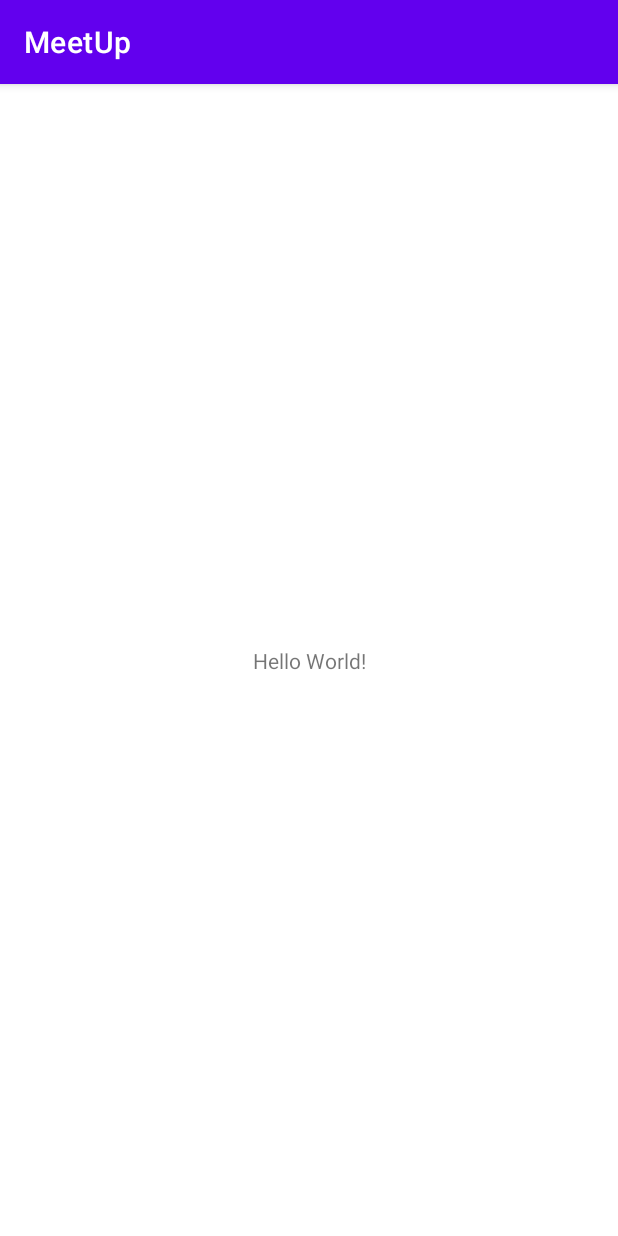
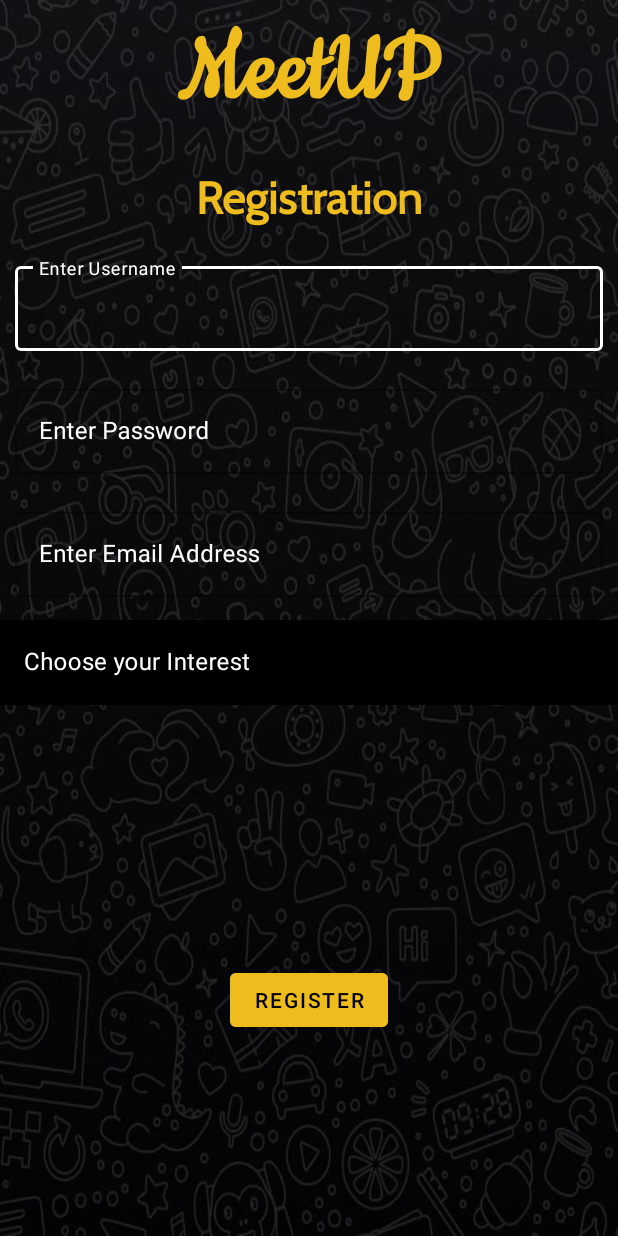
Before and after one commit to Narendra27001/MeetUp, an Android app: the screen it shows after launch (MainActivity before the commit, RegisterActivity after it), on a phone screen of 412 x 824 dp. Run offline under Robolectric (Android 15) with nearby library versions, the phone set to English and light mode, and no system bars; our stand-ins replace Firebase (no records; nobody signed in at launch, a user with empty details on screens opened directly).

Commit message:
Created Register Activity

```diff
--- a/app/build.gradle
+++ b/app/build.gradle
@@ -36,7 +36,9 @@ dependencies {
     implementation 'com.google.android.material:material:1.4.0'
     implementation 'androidx.constraintlayout:constraintlayout:2.0.4'
     implementation 'com.google.firebase:firebase-analytics'
+    implementation 'com.google.firebase:firebase-auth'
     implementation platform('com.google.firebase:firebase-bom:28.4.0')
+    implementation 'com.google.firebase:firebase-database:19.2.1'
     testImplementation 'junit:junit:4.+'
     androidTestImplementation 'androidx.test.ext:junit:1.1.3'
     androidTestImplementation 'androidx.test.espresso:espresso-core:3.4.0'
--- a/app/src/main/AndroidManifest.xml
+++ b/app/src/main/AndroidManifest.xml
@@ -8,14 +8,17 @@
         android:label="@string/app_name"
         android:roundIcon="@mipmap/ic_launcher_round"
         android:supportsRtl="true"
+
         android:theme="@style/Theme.MeetUp">
-        <activity android:name=".MainActivity">
+        <activity android:name=".RegisterActivity">
             <intent-filter>
                 <action android:name="android.intent.action.MAIN" />
 
                 <category android:name="android.intent.category.LAUNCHER" />
             </intent-filter>
         </activity>
+        <activity android:name=".MainActivity">
+        </activity>
     </application>
 
 </manifest>
--- /dev/null
+++ b/app/src/main/java/com/android/meetup/RegisterActivity.java
@@ -0,0 +1,84 @@
+package com.android.meetup;
+
+import androidx.annotation.NonNull;
+import androidx.appcompat.app.AppCompatActivity;
+
+import android.content.Context;
+import android.content.Intent;
+import android.os.Bundle;
+import android.text.TextUtils;
+import android.view.View;
+import android.widget.ArrayAdapter;
+import android.widget.AutoCompleteTextView;
+import android.widget.EditText;
+import android.widget.Toast;
+
+import com.google.android.gms.tasks.OnCompleteListener;
+import com.google.android.gms.tasks.Task;
+import com.google.firebase.FirebaseApp;
+import com.google.firebase.auth.AuthResult;
+import com.google.firebase.auth.FirebaseAuth;
+import com.google.firebase.auth.FirebaseUser;
+import com.google.firebase.database.DatabaseReference;
+import com.google.firebase.database.FirebaseDatabase;
+
+import java.util.ArrayList;
+import java.util.HashMap;
+
+public class RegisterActivity extends AppCompatActivity {
+    AutoCompleteTextView interest;
+    EditText username,password,email;
+    FirebaseAuth auth;
+    DatabaseReference myRef;
+
+    @Override
+    protected void onCreate(Bundle savedInstanceState) {
+        super.onCreate(savedInstanceState);
+        setContentView(R.layout.activity_register);
+        String[] interests=getResources().getStringArray(R.array.interests);
+        ArrayAdapter<CharSequence> adapter= new ArrayAdapter(this,R.layout.list_item,interests);
+        interest=findViewById(R.id.actvInterest);
+        username=findViewById(R.id.user);
+        password=findViewById(R.id.password);
+        email=findViewById(R.id.email);
+        interest.setAdapter(adapter);
+        auth=FirebaseAuth.getInstance();
+
+    }
+    public void registration(View view){
+        String user=username.getText().toString();
+        String pass=password.getText().toString();
+        String mail=email.getText().toString();
+        String ins=interest.getText().toString();
+        if(TextUtils.isEmpty(user) || TextUtils.isEmpty(pass) || TextUtils.isEmpty(mail) || TextUtils.isEmpty(ins)) Toast.makeText(this, "All fields must be filled", Toast.LENGTH_LONG).show();
+        else register(user,pass,mail,ins);
+    }
+    private void register(final String username,String email,String password,String interest){
+        auth.createUserWithEmailAndPassword(email,password).addOnCompleteListener(new OnCompleteListener<AuthResult>() {
+            @Override
+            public void onComplete(@NonNull Task<AuthResult> task) {
+                if(task.isSuccessful()){
+                    FirebaseUser firebaseUser=auth.getCurrentUser();
+                    String userid=firebaseUser.getUid();
+                    myRef= FirebaseDatabase.getInstance().getReference("MyUsers").child(userid);
+                    HashMap<String,String> hashMap=new HashMap<>();
+                    hashMap.put("id",userid);
+                    hashMap.put("username",username);
+                    hashMap.put("interest",interest);
+                    hashMap.put("imageURL","default");
+                    myRef.setValue(hashMap).addOnCompleteListener(new OnCompleteListener<Void>() {
+                        @Override
+                        public void onComplete(@NonNull Task<Void> task) {
+                            Intent intent=new Intent(RegisterActivity.this,MainActivity.class);
+                            intent.addFlags(Intent.FLAG_ACTIVITY_CLEAR_TASK | Intent.FLAG_ACTIVITY_NEW_TASK);
+                            startActivity(intent);
+                            finish();
+                        }
+                    });
+                }
+                else Toast.makeText(RegisterActivity.this, "Invalid email or password", Toast.LENGTH_SHORT).show();
+
+            }
+        });
+    }
+}
--- /dev/null
+++ b/app/src/main/res/drawable/gradient.xml
@@ -0,0 +1,12 @@
+<?xml version="1.0" encoding="utf-8"?>
+<selector xmlns:android="http://schemas.android.com/apk/res/android">
+    <item>
+        <shape>
+            <gradient
+                android:angle="225"
+                android:startColor="@color/design_default_color_primary"
+                android:endColor="@color/design_default_color_primary_dark"/>
+        </shape>
+    </item>
+
+</selector>
--- /dev/null
+++ b/app/src/main/res/layout/activity_register.xml
@@ -0,0 +1,143 @@
+<?xml version="1.0" encoding="utf-8"?>
+<RelativeLayout xmlns:android="http://schemas.android.com/apk/res/android"
+    xmlns:app="http://schemas.android.com/apk/res-auto"
+    xmlns:tools="http://schemas.android.com/tools"
+    android:layout_width="match_parent"
+    android:layout_height="match_parent"
+    android:background="@drawable/pattern"
+    tools:context=".RegisterActivity">
+
+    <TextView
+        android:id="@+id/tvLogo"
+        android:layout_margin="10dp"
+        android:layout_width="match_parent"
+        android:layout_height="wrap_content"
+        android:text="MeetUP"
+        android:textSize="70sp"
+        android:textAlignment="center"
+        android:textColor="@color/dark_gold"
+        android:textStyle="bold"
+        android:fontFamily="@font/cookie_regular"
+        />
+
+
+    <TextView
+        android:id="@+id/tvRegister"
+        android:layout_width="match_parent"
+        android:layout_height="wrap_content"
+        android:text="Registration"
+        android:textSize="30sp"
+        android:layout_below="@+id/tvLogo"
+        android:textAlignment="center"
+        android:textColor="@color/dark_gold"
+        android:layout_margin="10dp"
+        android:textStyle="bold"
+        android:fontFamily="@font/cabin_normal"
+        />
+
+    <com.google.android.material.textfield.TextInputLayout
+        android:id="@+id/etUsername"
+        android:layout_below="@+id/tvRegister"
+        android:layout_width="match_parent"
+        android:layout_margin="10dp"
+        android:layout_height="wrap_content"
+        android:textColorHint="@color/white"
+        android:hint="Enter Username"
+        style="@style/Widget.MaterialComponents.TextInputLayout.OutlinedBox">
+
+        <com.google.android.material.textfield.TextInputEditText
+            android:layout_width="match_parent"
+            android:layout_height="wrap_content"
+            android:id="@+id/user"
+            android:inputType="text"
+            android:textCursorDrawable="@color/white"
+            android:textColor="@color/white"
+            android:textColorHint="@color/white"
+            />
+
+    </com.google.android.material.textfield.TextInputLayout>
+
+    <com.google.android.material.textfield.TextInputLayout
+        android:id="@+id/etPassword"
+        android:layout_margin="10dp"
+        android:layout_below="@+id/etUsername"
+        android:layout_width="match_parent"
+        android:layout_height="wrap_content"
+        android:textColorHint="@color/white"
+        android:hint="Enter Password"
+        style="@style/Widget.MaterialComponents.TextInputLayout.OutlinedBox">
+
+        <com.google.android.material.textfield.TextInputEditText
+            android:layout_width="match_parent"
+            android:layout_height="wrap_content"
+            android:maxLines="1"
+            android:id="@+id/password"
+            android:inputType="textPassword"
+            android:textCursorDrawable="@color/white"
+            android:textColor="@color/white"
+            android:textColorHint="@color/white"
+            />
+
+    </com.google.android.material.textfield.TextInputLayout>
+    <com.google.android.material.textfield.TextInputLayout
+        android:id="@+id/etEmail"
+        android:layout_below="@+id/etPassword"
+        android:layout_width="match_parent"
+        android:layout_height="wrap_content"
+        android:layout_margin="10dp"
+        android:textColorHint="@color/white"
+        android:hint="Enter Email Address"
+        style="@style/Widget.MaterialComponents.TextInputLayout.OutlinedBox">
+
+        <com.google.android.material.textfield.TextInputEditText
+            android:layout_width="match_parent"
+            android:layout_height="wrap_content"
+            android:maxLines="1"
+            android:id="@+id/email"
+            android:inputType="textEmailAddress"
+            android:textCursorDrawable="@color/white"
+            android:textColor="@color/white"
+            android:textColorHint="@color/white"
+            />
+
+    </com.google.android.material.textfield.TextInputLayout>
+
+    <com.google.android.material.textfield.TextInputLayout
+        android:id="@+id/menu"
+        style="@style/Widget.MaterialComponents.TextInputLayout.OutlinedBox.ExposedDropdownMenu"
+        android:layout_width="match_parent"
+        android:layout_below="@+id/etEmail"
+        android:textColorHint="@color/white"
+        android:layout_height="wrap_content"
+        android:hint="Choose your Interest">
+
+        <AutoCompleteTextView
+            android:layout_width="match_parent"
+            android:id="@+id/actvInterest"
+            android:layout_height="wrap_content"
+            android:background="@color/black"
+            android:textColor="@color/white"
+            android:textColorHint="@color/white"
+            android:inputType="none"
+            />
+    </com.google.android.material.textfield.TextInputLayout>
+
+    <LinearLayout
+        android:layout_width="match_parent"
+        android:layout_height="wrap_content"
+        android:layout_below="@id/menu"
+        android:layout_alignParentBottom="true"
+        android:gravity="center"
+        android:orientation="horizontal">
+
+    <com.google.android.material.button.MaterialButton
+        android:layout_width="wrap_content"
+        android:layout_height="wrap_content"
+        android:layout_marginTop="20dp"
+        android:text="Register"
+        android:onClick="registration"
+        android:textColor="@color/black"
+        android:backgroundTint="@color/dark_gold"
+        />
+    </LinearLayout>
+</RelativeLayout>
--- /dev/null
+++ b/app/src/main/res/layout/list_item.xml
@@ -0,0 +1,13 @@
+<?xml version="1.0" encoding="utf-8"?>
+<TextView xmlns:android="http://schemas.android.com/apk/res/android"
+    android:layout_width="match_parent"
+    android:padding="15dp"
+    android:layout_height="wrap_content"
+    android:textColor="@color/white"
+    android:textAlignment="center"
+    android:background="@color/black"
+    android:ellipsize="end"
+    android:maxLines="1"
+    android:textAppearance="?attr/textAppearanceSubtitle1"
+    android:layout_marginTop="1dp"
+    />
--- a/app/src/main/res/values-night/themes.xml
+++ b/app/src/main/res/values-night/themes.xml
@@ -1,6 +1,6 @@
 <resources xmlns:tools="http://schemas.android.com/tools">
     <!-- Base application theme. -->
-    <style name="Theme.MeetUp" parent="Theme.MaterialComponents.DayNight.DarkActionBar">
+    <style name="Theme.MeetUp" parent="Theme.MaterialComponents.DayNight.NoActionBar">
         <!-- Primary brand color. -->
         <item name="colorPrimary">@color/purple_200</item>
         <item name="colorPrimaryVariant">@color/purple_700</item>
--- a/app/src/main/res/values/colors.xml
+++ b/app/src/main/res/values/colors.xml
@@ -1,10 +1,11 @@
 <?xml version="1.0" encoding="utf-8"?>
 <resources>
     <color name="purple_200">#FFBB86FC</color>
-    <color name="purple_500">#FF6200EE</color>
-    <color name="purple_700">#FF3700B3</color>
+    <color name="purple_500">#ffffff</color>
+    <color name="purple_700">#000000</color>
     <color name="teal_200">#FF03DAC5</color>
     <color name="teal_700">#FF018786</color>
     <color name="black">#FF000000</color>
+    <color name="dark_gold">#EEBC1D</color>
     <color name="white">#FFFFFFFF</color>
 </resources>
--- a/app/src/main/res/values/strings.xml
+++ b/app/src/main/res/values/strings.xml
@@ -1,3 +1,11 @@
 <resources>
     <string name="app_name">MeetUp</string>
+    <string-array name="interests">
+        <item>Football</item>
+        <item>Badminton</item>
+        <item>Cricket</item>
+        <item>Basketball</item>
+        <item>Tennis</item>
+        <item>Chess</item>
+    </string-array>
 </resources>
--- a/app/src/main/res/values/themes.xml
+++ b/app/src/main/res/values/themes.xml
@@ -1,6 +1,6 @@
 <resources xmlns:tools="http://schemas.android.com/tools">
     <!-- Base application theme. -->
-    <style name="Theme.MeetUp" parent="Theme.MaterialComponents.DayNight.DarkActionBar">
+    <style name="Theme.MeetUp" parent="Theme.MaterialComponents.DayNight.NoActionBar">
         <!-- Primary brand color. -->
         <item name="colorPrimary">@color/purple_500</item>
         <item name="colorPrimaryVariant">@color/purple_700</item>
```
Also changed, not shown: app/src/main/res/drawable/pattern.jpg (added), app/src/main/res/font/cabin_italic.ttf (added), app/src/main/res/font/cabin_normal.ttf (added), app/src/main/res/font/cookie_regular.ttf (added).
